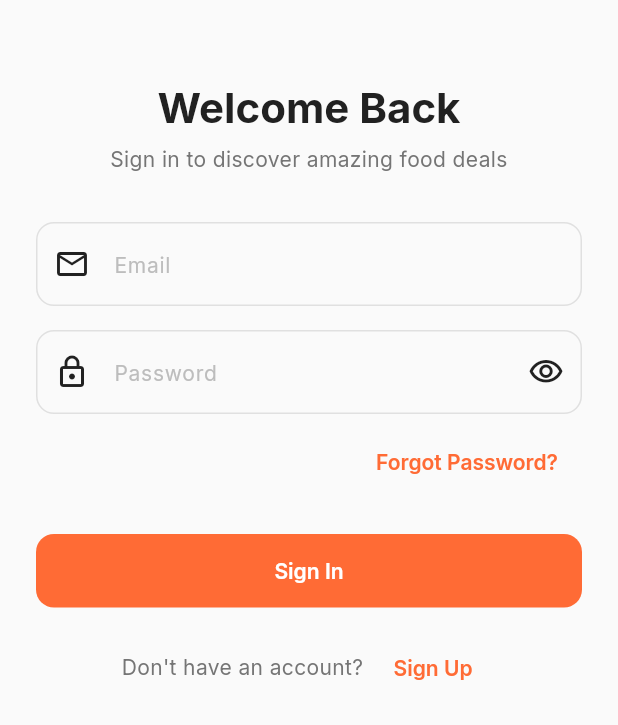
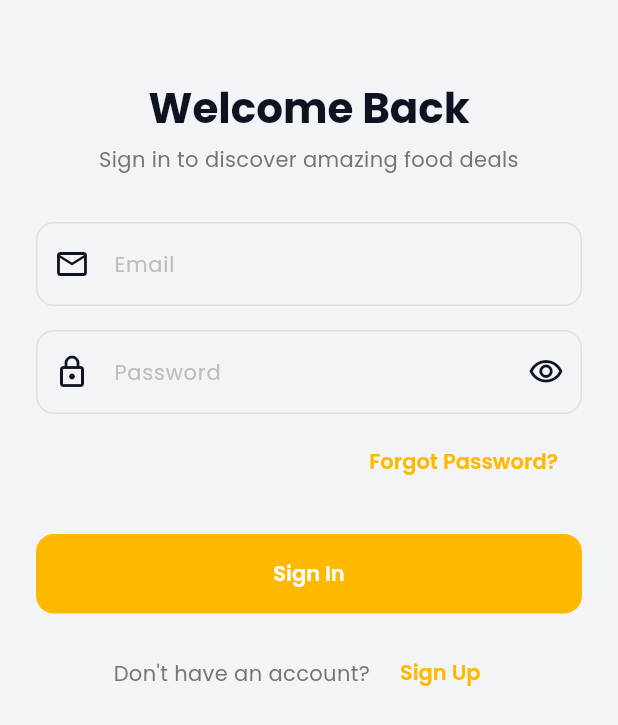
Before and after one commit to otiko09-oss/popup_deals_app, a Flutter app: the screen it shows after launch, on a phone screen of 412 x 824 dp. Shown: the top 725 px of the screen. Run offline on Flutter 3.47's test engine with Material 3 defaults, Android fonts, the phone set to English and light mode, and no system bars; our stand-ins replace cached_network_image, cloud_firestore, cloud_functions, connectivity_plus, equatable, firebase_analytics and 17 more; missing offline and left inert: mobile_scanner; accounts and stored records are empty; project files that could hold a hidden picture were left out.

Commit message:
Rebrand: apply Popup Deals brand kit colors and Poppins font

```diff
--- a/lib/core/theme/app_theme.dart
+++ b/lib/core/theme/app_theme.dart
@@ -5,21 +5,19 @@ class AppTheme {
   // Private constructor
   AppTheme._();
 
-  // Colors
-  static const Color primaryColor = Color(0xFFFF6B35); // Vibrant Orange
-  static const Color primaryVariant = Color(0xFFFF8C42); // Lighter Orange
-  static const Color secondaryColor = Color(0xFF004E89); // Deep Blue
-  static const Color accentColor = Color(
-    0xFF1DB959,
-  ); // Green (for success/deals)
+  // Colors — Popup Deals brand kit
+  static const Color primaryColor = Color(0xFFFFB800); // Brand Orange
+  static const Color primaryVariant = Color(0xFFFFC933); // Lighter Orange
+  static const Color secondaryColor = Color(0xFF6C5CE7); // Brand Purple
+  static const Color accentColor = Color(0xFF22C55E); // Brand Green
 
-  static const Color backgroundColor = Color(0xFFFAFAFA); // Off White
+  static const Color backgroundColor = Color(0xFFF2F4F7); // Brand Light Gray
   static const Color surfaceColor = Color(0xFFFFFFFF); // White
-  static const Color errorColor = Color(0xFFE53935); // Error Red
+  static const Color errorColor = Color(0xFFFF4D6D); // Brand Pink/Red
   static const Color warningColor = Color(0xFFFFA726); // Warning Orange
-  static const Color successColor = Color(0xFF43A047); // Success Green
+  static const Color successColor = Color(0xFF22C55E); // Brand Green
 
-  static const Color textPrimary = Color(0xFF212121); // Dark Text
+  static const Color textPrimary = Color(0xFF0D1321); // Brand Near-Black
   static const Color textSecondary = Color(0xFF757575); // Medium Grey
   static const Color textTertiary = Color(0xFFBDBDBD); // Light Grey
   static const Color dividerColor = Color(0xFFE0E0E0); // Divider Grey
@@ -56,63 +54,63 @@ class AppTheme {
         ),
 
         // Typography
-        textTheme: GoogleFonts.interTextTheme().copyWith(
-          displayLarge: GoogleFonts.inter(
+        textTheme: GoogleFonts.poppinsTextTheme().copyWith(
+          displayLarge: GoogleFonts.poppins(
             fontSize: 32,
             fontWeight: FontWeight.bold,
             color: textPrimary,
           ),
-          displayMedium: GoogleFonts.inter(
+          displayMedium: GoogleFonts.poppins(
             fontSize: 28,
             fontWeight: FontWeight.bold,
             color: textPrimary,
           ),
-          displaySmall: GoogleFonts.inter(
+          displaySmall: GoogleFonts.poppins(
             fontSize: 24,
             fontWeight: FontWeight.bold,
             color: textPrimary,
           ),
-          headlineMedium: GoogleFonts.inter(
+          headlineMedium: GoogleFonts.poppins(
             fontSize: 20,
             fontWeight: FontWeight.w600,
             color: textPrimary,
           ),
-          headlineSmall: GoogleFonts.inter(
+          headlineSmall: GoogleFonts.poppins(
             fontSize: 18,
             fontWeight: FontWeight.w600,
             color: textPrimary,
           ),
-          titleLarge: GoogleFonts.inter(
+          titleLarge: GoogleFonts.poppins(
             fontSize: 16,
             fontWeight: FontWeight.w600,
             color: textPrimary,
           ),
-          titleMedium: GoogleFonts.inter(
+          titleMedium: GoogleFonts.poppins(
             fontSize: 14,
             fontWeight: FontWeight.w600,
             color: textPrimary,
           ),
-          titleSmall: GoogleFonts.inter(
+          titleSmall: GoogleFonts.poppins(
             fontSize: 12,
             fontWeight: FontWeight.w600,
             color: textPrimary,
           ),
-          bodyLarge: GoogleFonts.inter(
+          bodyLarge: GoogleFonts.poppins(
             fontSize: 16,
             fontWeight: FontWeight.w400,
             color: textPrimary,
           ),
-          bodyMedium: GoogleFonts.inter(
+          bodyMedium: GoogleFonts.poppins(
             fontSize: 14,
             fontWeight: FontWeight.w400,
             color: textSecondary,
           ),
-          bodySmall: GoogleFonts.inter(
+          bodySmall: GoogleFonts.poppins(
             fontSize: 12,
             fontWeight: FontWeight.w400,
             color: textTertiary,
           ),
-          labelLarge: GoogleFonts.inter(
+          labelLarge: GoogleFonts.poppins(
             fontSize: 14,
             fontWeight: FontWeight.w600,
             color: primaryColor,
@@ -125,7 +123,7 @@ class AppTheme {
           foregroundColor: textPrimary,
           elevation: 0,
           centerTitle: false,
-          titleTextStyle: GoogleFonts.inter(
+          titleTextStyle: GoogleFonts.poppins(
             fontSize: 20,
             fontWeight: FontWeight.w600,
             color: textPrimary,
@@ -159,7 +157,7 @@ class AppTheme {
             shape: RoundedRectangleBorder(
               borderRadius: BorderRadius.circular(radiusLg),
             ),
-            textStyle: GoogleFonts.inter(
+            textStyle: GoogleFonts.poppins(
               fontSize: 14,
               fontWeight: FontWeight.w600,
             ),
@@ -177,7 +175,7 @@ class AppTheme {
             shape: RoundedRectangleBorder(
               borderRadius: BorderRadius.circular(radiusLg),
             ),
-            textStyle: GoogleFonts.inter(
+            textStyle: GoogleFonts.poppins(
               fontSize: 14,
               fontWeight: FontWeight.w600,
             ),
@@ -191,7 +189,7 @@ class AppTheme {
               horizontal: spacingMd,
               vertical: spacingSm,
             ),
-            textStyle: GoogleFonts.inter(
+            textStyle: GoogleFonts.poppins(
               fontSize: 14,
               fontWeight: FontWeight.w600,
             ),
@@ -226,17 +224,17 @@ class AppTheme {
             borderRadius: BorderRadius.circular(radiusLg),
             borderSide: const BorderSide(color: errorColor, width: 2),
           ),
-          hintStyle: GoogleFonts.inter(
+          hintStyle: GoogleFonts.poppins(
             fontSize: 14,
             fontWeight: FontWeight.w400,
             color: textTertiary,
           ),
-          labelStyle: GoogleFonts.inter(
+          labelStyle: GoogleFonts.poppins(
             fontSize: 14,
             fontWeight: FontWeight.w500,
             color: textSecondary,
           ),
-          errorStyle: GoogleFonts.inter(
+          errorStyle: GoogleFonts.poppins(
             fontSize: 12,
             fontWeight: FontWeight.w400,
             color: errorColor,
@@ -276,7 +274,7 @@ class AppTheme {
         // Snackbar Theme
         snackBarTheme: SnackBarThemeData(
           backgroundColor: textPrimary,
-          contentTextStyle: GoogleFonts.inter(
+          contentTextStyle: GoogleFonts.poppins(
             fontSize: 14,
             fontWeight: FontWeight.w400,
             color: Colors.white,
@@ -301,8 +299,8 @@ class AppTheme {
           surface: Color(0xFF1E1E1E),
         ),
         textTheme:
-            GoogleFonts.interTextTheme(ThemeData.dark().textTheme).copyWith(
-          displayLarge: GoogleFonts.inter(
+            GoogleFonts.poppinsTextTheme(ThemeData.dark().textTheme).copyWith(
+          displayLarge: GoogleFonts.poppins(
             fontSize: 32,
             fontWeight: FontWeight.bold,
             color: Colors.white,
@@ -313,7 +311,7 @@ class AppTheme {
           foregroundColor: Colors.white,
           elevation: 0,
           centerTitle: false,
-          titleTextStyle: GoogleFonts.inter(
+          titleTextStyle: GoogleFonts.poppins(
             fontSize: 20,
             fontWeight: FontWeight.w600,
             color: Colors.white,
```
